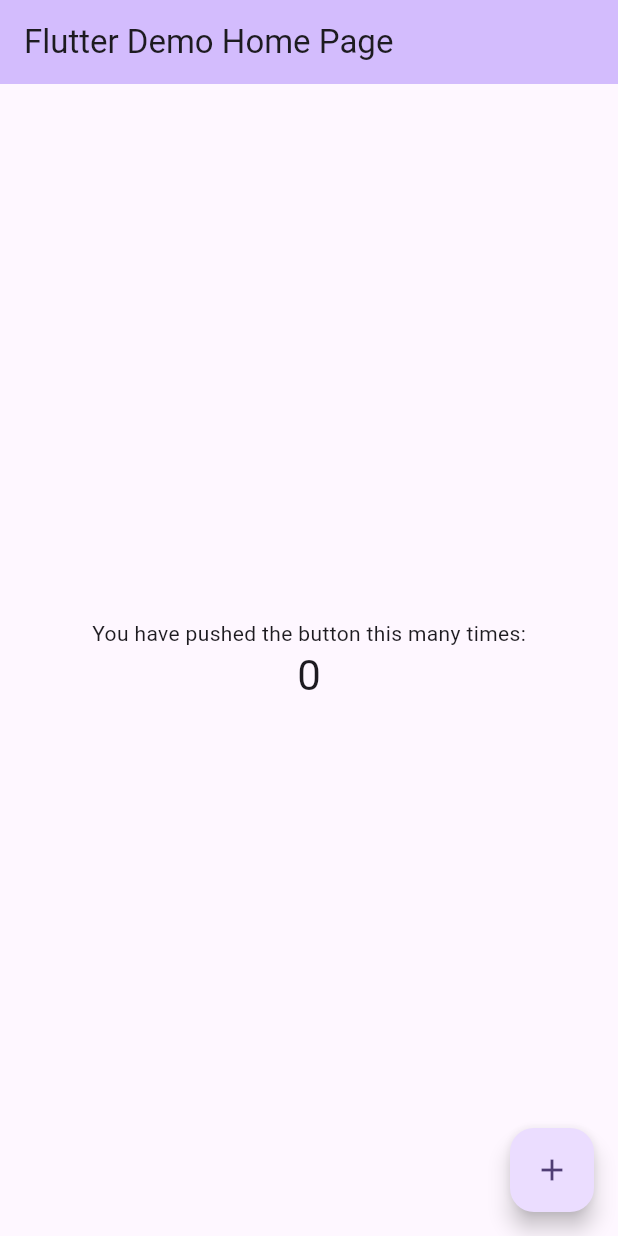
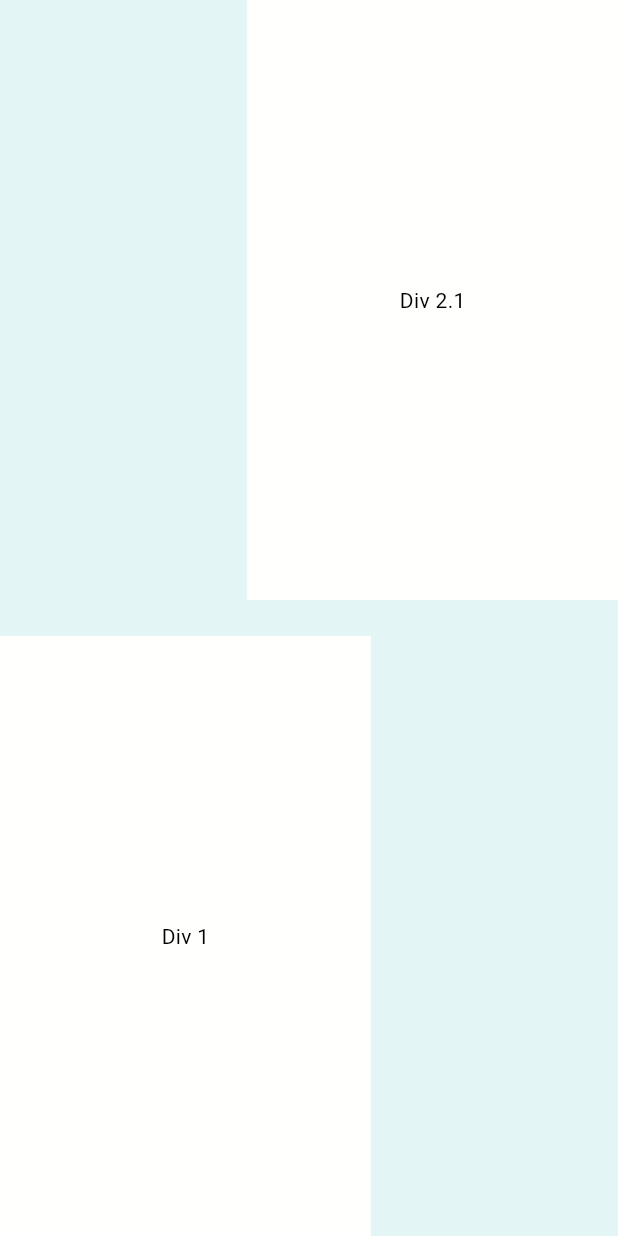
Before and after one commit to PauPauNeeemow/NoteWebEpseedTestPaulin, a Flutter app: the screen it shows after launch, on a phone screen of 412 x 824 dp. Run offline on Flutter 3.47's test engine with Material 3 defaults, Android fonts, the phone set to English and light mode, and no system bars.

Commit message:
FirstModelOfHomePage

```diff
--- a/notesweeb/lib/main.dart
+++ b/notesweeb/lib/main.dart
@@ -11,27 +11,12 @@
   @override
   Widget build(BuildContext context) {
     return MaterialApp(
-      title: 'Flutter Demo',
+      title: 'ToDoNotes',
       theme: ThemeData(
-        // This is the theme of your application.
-        //
-        // TRY THIS: Try running your application with "flutter run". You'll see
-        // the application has a purple toolbar. Then, without quitting the app,
-        // try changing the seedColor in the colorScheme below to Colors.green
-        // and then invoke "hot reload" (save your changes or press the "hot
-        // reload" button in a Flutter-supported IDE, or press "r" if you used
-        // the command line to start the app).
-        //
-        // Notice that the counter didn't reset back to zero; the application
-        // state is not lost during the reload. To reset the state, use hot
-        // restart instead.
-        //
-        // This works for code too, not just values: Most code changes can be
-        // tested with just a hot reload.
         colorScheme: ColorScheme.fromSeed(seedColor: Colors.deepPurple),
         useMaterial3: true,
       ),
-      home: const MyHomePage(title: 'Flutter Demo Home Page'),
+      home: const MyHomePage(title: 'ToDoNotes Home Page'),
     );
   }
 }
@@ -55,9 +40,9 @@
 }
 
 class _MyHomePageState extends State<MyHomePage> {
-  int _counter = 0;
+  int counter = 0;
 
-  void _incrementCounter() {
+  void incrementCounter() {
     setState(() {
       // This call to setState tells the Flutter framework that something has
       // changed in this State, which causes it to rerun the build method below
@@ -70,56 +55,84 @@
 
   @override
   Widget build(BuildContext context) {
-    // This method is rerun every time setState is called, for instance as done
-    // by the _incrementCounter method above.
-    //
-    // The Flutter framework has been optimized to make rerunning build methods
-    // fast, so that you can just rebuild anything that needs updating rather
-    // than having to individually change instances of widgets.
     return Scaffold(
-      appBar: AppBar(
-        // TRY THIS: Try changing the color here to a specific color (to
-        // Colors.amber, perhaps?) and trigger a hot reload to see the AppBar
-        // change color while the other colors stay the same.
-        backgroundColor: Theme.of(context).colorScheme.inversePrimary,
-        // Here we take the value from the MyHomePage object that was created by
-        // the App.build method, and use it to set our appbar title.
-        title: Text(widget.title),
+      backgroundColor: Color.fromRGBO(227, 246, 245, 1.0),
+      body: Stack(
+        children: [
+          Positioned(
+            bottom: 0,
+            left: 0,
+            right: MediaQuery.of(context).size.width / 2.5,
+            child: Visibility(
+              visible: true,
+              child: Container(
+                height: 400,
+                color: Color.fromRGBO(255, 255, 254, 1.0),
+                child: Center(
+                  child: Text(
+                    'Div 1',
+                    style: TextStyle(color: Color.fromRGBO(0, 0, 0, 1.0)),
+                  ),
+                ),
+              ),
+            ),
+          ),
+          Positioned(
+            bottom: 0,
+            left: MediaQuery.of(context).size.width / 2,
+            right: 0,
+            child: Visibility(
+              visible: false,
+              child: Container(
+                height: 150,
+                color: Colors.green,
+                child: Center(
+                  child: Text(
+                    'Div 1.1',
+                    style: TextStyle(color: Color.fromRGBO(0, 0, 0, 1.0)),
+                  ),
+                ),
+              ),
+            ),
+          ),
+          Positioned(
+            top: 0,
+            left: 0,
+            right: MediaQuery.of(context).size.width / 2,
+            child: Visibility(
+              visible: false,
+              child: Container(
+                height: 150,
+                color: Colors.blue,
+                child: Center(
+                  child: Text(
+                    'Div 2',
+                    style: TextStyle(color: Color.fromRGBO(0, 0, 0, 1.0)),
+                  ),
+                ),
+              ),
+            ),
+          ),
+          Positioned(
+            top: 0,
+            left: MediaQuery.of(context).size.width / 2.5,
+            right: 0,
+            child: Visibility(
+              visible: true,
+              child: Container(
+                height: 400,
+                color: Color.fromRGBO(255, 255, 254, 1.0),
+                child: Center(
+                  child: Text(
+                    'Div 2.1',
+                    style: TextStyle(color: Color.fromRGBO(0, 0, 0, 1.0)),
+                  ),
+                ),
+              ),
+            ),
+          ),
+        ],
       ),
-      body: Center(
-        // Center is a layout widget. It takes a single child and positions it
-        // in the middle of the parent.
-        child: Column(
-          // Column is also a layout widget. It takes a list of children and
-          // arranges them vertically. By default, it sizes itself to fit its
-          // children horizontally, and tries to be as tall as its parent.
-          //
-          // Column has various properties to control how it sizes itself and
-          // how it positions its children. Here we use mainAxisAlignment to
-          // center the children vertically; the main axis here is the vertical
-          // axis because Columns are vertical (the cross axis would be
-          // horizontal).
-          //
-          // TRY THIS: Invoke "debug painting" (choose the "Toggle Debug Paint"
-          // action in the IDE, or press "p" in the console), to see the
-          // wireframe for each widget.
-          mainAxisAlignment: MainAxisAlignment.center,
-          children: <Widget>[
-            const Text(
-              'You have pushed the button this many times:',
-            ),
-            Text(
-              '$_counter',
-              style: Theme.of(context).textTheme.headlineMedium,
-            ),
-          ],
-        ),
-      ),
-      floatingActionButton: FloatingActionButton(
-        onPressed: _incrementCounter,
-        tooltip: 'Increment',
-        child: const Icon(Icons.add),
-      ), // This trailing comma makes auto-formatting nicer for build methods.
     );
   }
 }
```
